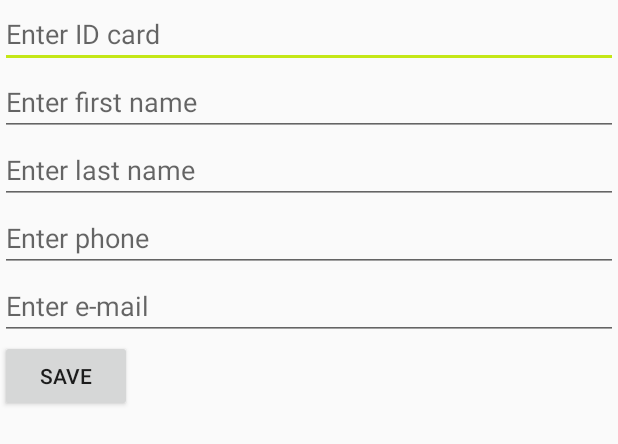
After one commit to TheKrushik/AGS, an Android app: the layout fragment_add_clients.xml on its own in the app's theme, with its tools: preview values and no code run, on a phone screen of 412 x 824 dp. The commit adds this screen. Shown: the top 444 px of the screen. Run offline under Robolectric (Android 15) with nearby library versions, the light colour scheme and no system bars.

Commit message:
fragmentHello

```diff
--- a/app/src/main/java/info/krushik/android/ags/db/DataBaseHelper.java
+++ b/app/src/main/java/info/krushik/android/ags/db/DataBaseHelper.java
@@ -22,6 +22,12 @@ public class DataBaseHelper extends SQLiteOpenHelper {
                 + LoginDataBaseAdapter.COLUMN_USERNAME + " text,"
                 + LoginDataBaseAdapter.COLUMN_PASSWORD + " text);");
 
+//        db.execSQL("CREATE TABLE " + Student.TABLE_NAME + " ("
+//                + Student.COLUMN_ID + " INTEGER PRIMARY KEY AUTOINCREMENT,"
+//                + Student.COLUMN_FIRST_NAME + " TEXT NOT NULL,"
+//                + Student.COLUMN_LAST_NAME + " TEXT NOT NULL,"
+//                + Student.COLUMN_AGE + " INTEGER NOT NULL);");
+
     }
 
     // Called when there is a database version mismatch meaning that the version
--- /dev/null
+++ b/app/src/main/res/layout/fragment_add_clients.xml
@@ -0,0 +1,50 @@
+<LinearLayout xmlns:android="http://schemas.android.com/apk/res/android"
+              xmlns:tools="http://schemas.android.com/tools"
+              android:layout_width="match_parent"
+              android:layout_height="match_parent"
+              android:orientation="vertical"
+              tools:context=".fragments.AddClientsFragment">
+
+    <EditText
+        android:id="@+id/editTextIdCard"
+        android:layout_width="match_parent"
+        android:layout_height="wrap_content"
+        android:hint="Enter ID card"
+        android:inputType="number"/>
+
+    <EditText
+        android:id="@+id/editTextFirstName"
+        android:layout_width="match_parent"
+        android:layout_height="wrap_content"
+        android:hint="Enter first name"
+        android:inputType="textPersonName"/>
+
+    <EditText
+        android:id="@+id/editTextLastName"
+        android:layout_width="match_parent"
+        android:layout_height="wrap_content"
+        android:hint="Enter last name"
+        android:inputType="textPersonName"/>
+
+    <EditText
+        android:id="@+id/editTextPhone"
+        android:layout_width="match_parent"
+        android:layout_height="wrap_content"
+        android:hint="Enter phone"
+        android:inputType="phone"/>
+
+    <EditText
+        android:id="@+id/editTextEmail"
+        android:layout_width="match_parent"
+        android:layout_height="wrap_content"
+        android:hint="Enter e-mail"
+        android:inputType="textEmailAddress"/>
+
+    <Button
+        android:id="@+id/buttonSave"
+        android:layout_width="wrap_content"
+        android:layout_height="wrap_content"
+        android:text="Save"/>
+
+
+</LinearLayout>
--- a/app/src/main/res/values/strings.xml
+++ b/app/src/main/res/values/strings.xml
@@ -4,5 +4,8 @@
     <string name="action_settings">Settings</string>
     <string name="text_member_login">Вход в систему:</string>
 
+    <!-- TODO: Remove or change this placeholder text -->
+    <string name="hello_blank_fragment">Hello blank fragment</string>
+
 
 </resources>
--- a/build.gradle
+++ b/build.gradle
@@ -5,7 +5,7 @@ buildscript {
         jcenter()
     }
     dependencies {
-        classpath 'com.android.tools.build:gradle:2.1.0'
+        classpath 'com.android.tools.build:gradle:2.1.2'
 
         // NOTE: Do not place your application dependencies here; they belong
         // in the individual module build.gradle files
```
Also changed, not shown: app/build.gradle (+5 -4 lines), app/src/main/java/info/krushik/android/ags/activity/MainActivity.java (+12 -5 lines), app/src/main/java/info/krushik/android/ags/fragments/AddClientsFragment.java (added, +109 -0 lines), app/src/main/java/info/krushik/android/ags/fragments/ListClientsFragment.java (added, +109 -0 lines), app/src/main/java/info/krushik/android/ags/fragments/TextHelloFragment.java (added, +46 -0 lines), app/src/main/res/layout/activity_main.xml (+7 -2 lines), app/src/main/res/layout/content_hello.xml (deleted, +0 -26 lines), app/src/main/res/layout/content_main.xml (+7 -15 lines), app/src/main/res/layout/fragment_list_clients.xml (added, +12 -0 lines), app/src/main/res/layout/fragment_text_hello.xml (added, +14 -0 lines), app/src/main/res/mipmap-hdpi/ags_512.png (added), app/src/main/res/mipmap-mdpi/ags_512.png (added).
